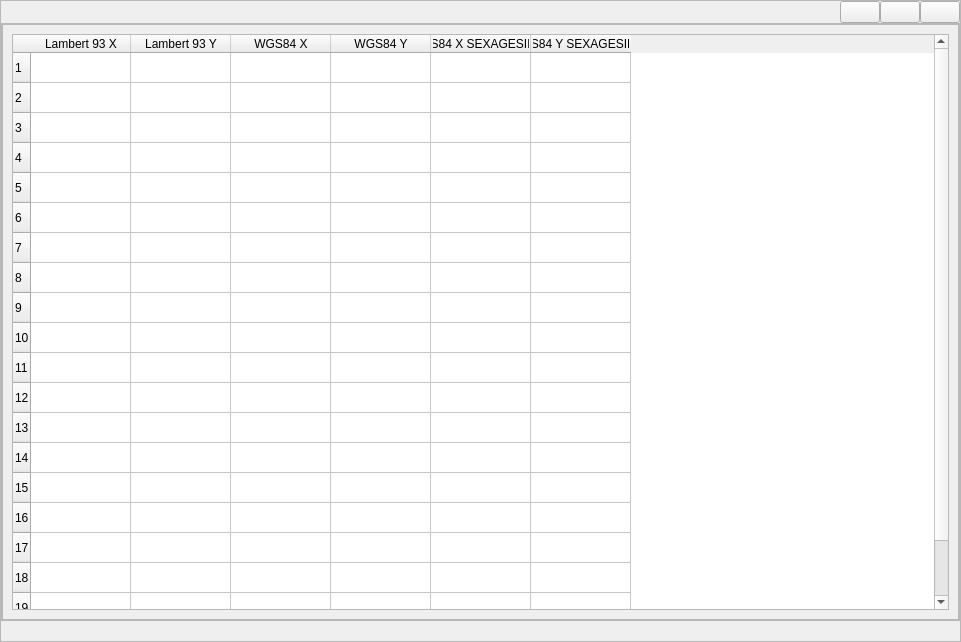
Qt form src/gui/ui/main.ui (TheR7angelo/ConvertCoord) before a commit.
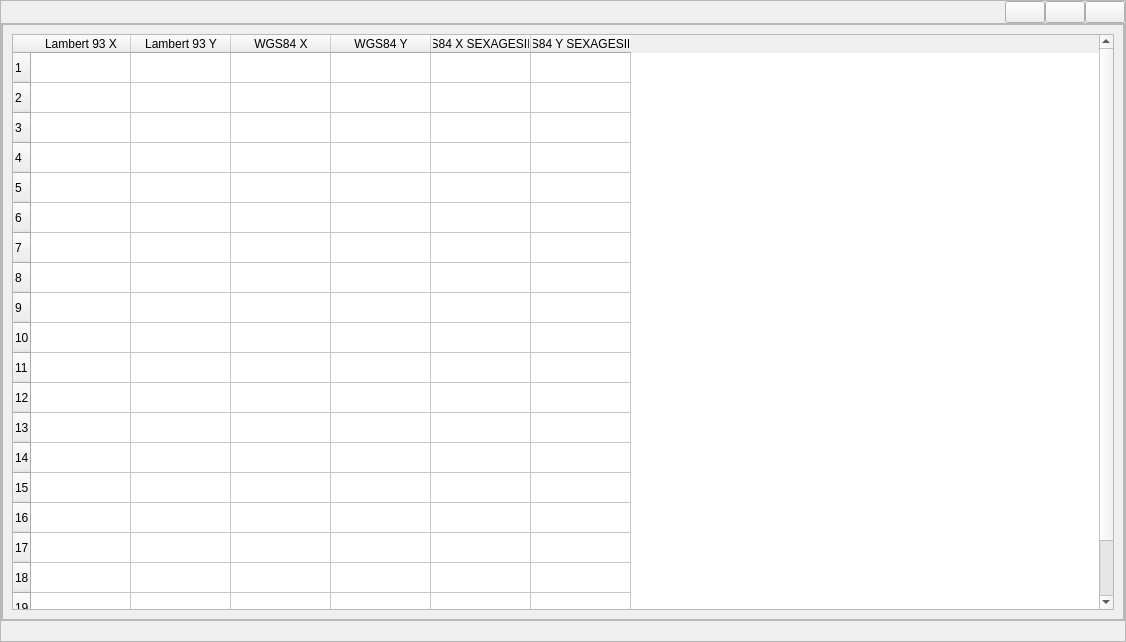
The same form after that commit.

Commit message: remove file and change size of window

```diff
--- a/src/gui/ui/main.ui
+++ b/src/gui/ui/main.ui
@@ -6,7 +6,7 @@
    <rect>
     <x>0</x>
     <y>0</y>
-    <width>961</width>
+    <width>1126</width>
     <height>642</height>
    </rect>
   </property>
```
The commit also changes 7 other files.
